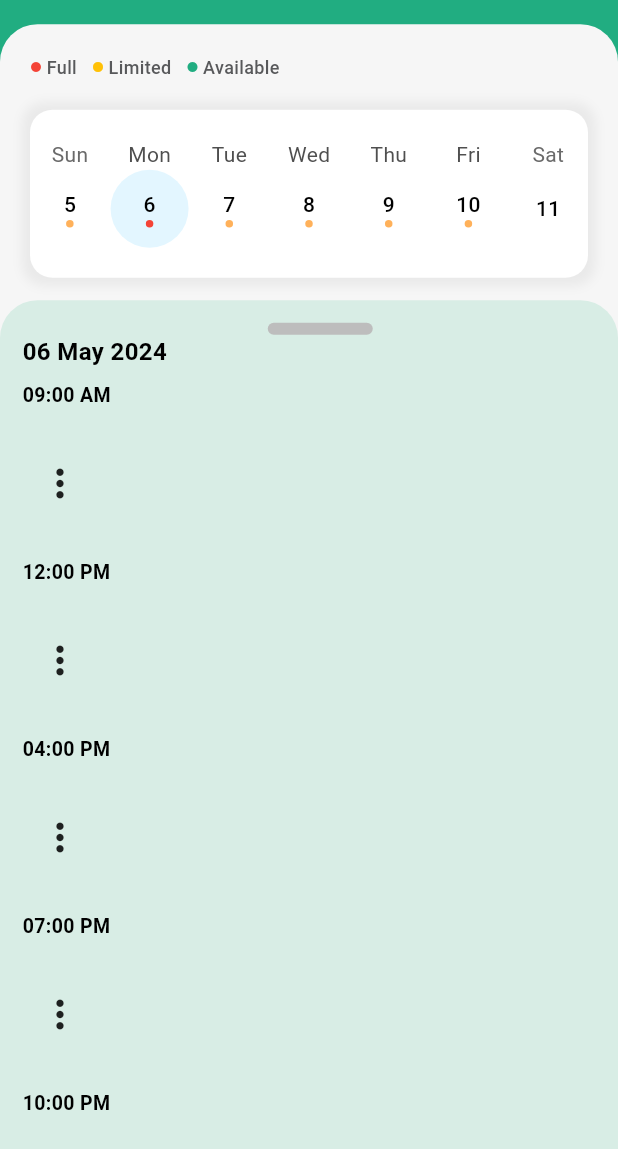
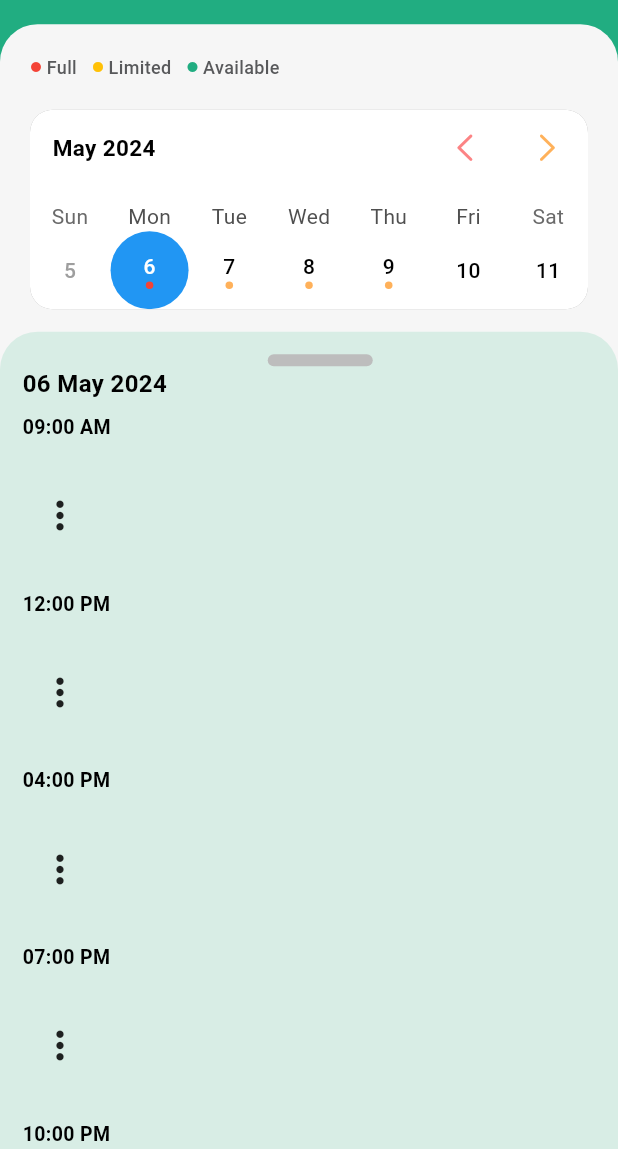
Before and after one commit to UnidboxIT/UnidboxApp, a Flutter app: the CalendarScreen screen opened directly, after a tap on an icon or button, on a phone screen of 412 x 824 dp, the part 87-1236 px from its top. Run offline on Flutter 3.47's test engine with Material 3 defaults, Android fonts, the light colour scheme and no system bars; drawn by our look-alikes of table_calendar; our stand-ins replace cached_network_image, dropdown_button2, focus_detector_v2, get, get_storage, image_picker and 3 more; missing offline and left inert: syncfusion_flutter_barcodes; accounts and stored records are empty; network calls fail.

Commit message:
calendar

```diff
--- a/lib/views/screens/calendar_screens/calendar_view_screen.dart
+++ b/lib/views/screens/calendar_screens/calendar_view_screen.dart
@@ -23,9 +23,10 @@ class CalendarViewScreen extends StatelessWidget {
                       const EdgeInsets.symmetric(horizontal: 20, vertical: 20),
                   child: statusWidget(),
                 ),
-                controller.isMonthlyVisible
-                    ? const MonthlyCalendarViewWidget()
-                    : const WeekCalendarViewWidget(),
+                const MonthlyCalendarViewWidget(),
+                // controller.isMonthlyVisible
+                //     ? const MonthlyCalendarViewWidget()
+                //     : const WeekCalendarViewWidget(),
                 const SizedBox(height: 15),
                 const CalendarHandymanAssignWidget()
               ],
--- a/lib/views/screens/calendar_screens/widgets/monthly_calendar_view_widget.dart
+++ b/lib/views/screens/calendar_screens/widgets/monthly_calendar_view_widget.dart
@@ -39,7 +39,9 @@ class _MonthlyCalendarViewWidgetState extends State<MonthlyCalendarViewWidget> {
               firstDay: DateTime.utc(2023),
               lastDay: DateTime.now().add(const Duration(days: 365)),
               focusedDay: controller.focusedDay,
-              calendarFormat: CalendarFormat.month,
+              calendarFormat: controller.isMonthlyVisible
+                  ? CalendarFormat.month
+                  : CalendarFormat.week,
               headerVisible: true,
               daysOfWeekHeight: 20,
               headerStyle: const HeaderStyle(
@@ -49,11 +51,13 @@ class _MonthlyCalendarViewWidgetState extends State<MonthlyCalendarViewWidget> {
                 formatButtonVisible: false,
               ),
               onDaySelected: (selectedDay, focusedDay) {
+                if (selectedDay.isAfter(DateTime.now())) {
                   controller.updateSelectedDateTime(selectedDay);
                   Get.find<CalendarController>().jobOrderByDateRate(
                     DateFormat('yyyy-MM-dd').format(selectedDay),
                     DateFormat('yyyy-MM-dd').format(focusedDay),
                   );
+                }
               },
               calendarBuilders: CalendarBuilders(
                 headerTitleBuilder: (context, day) {
@@ -145,13 +149,14 @@ class _MonthlyCalendarViewWidgetState extends State<MonthlyCalendarViewWidget> {
                 },
                 defaultBuilder: (context, day, focusedDay) {
                   int differenceInDays = day.difference(focusedDay).inDays;
+                  final isBeforeToday = day.isBefore(DateTime.now());
                   return Container(
                     height: 40,
                     width: 40,
                     alignment: Alignment.center,
                     decoration: BoxDecoration(
                         shape: BoxShape.circle,
-                        color: day.day == controller.selectedDay?.day
+                        color: day.day == controller.selectedDay.day
                             ? Colors.blue
                             : Colors.white),
                     child: Column(
@@ -159,11 +164,14 @@ class _MonthlyCalendarViewWidgetState extends State<MonthlyCalendarViewWidget> {
                       crossAxisAlignment: CrossAxisAlignment.center,
                       children: [
                         textWidget(day.day.toString(),
-                            color: day.day == controller.selectedDay?.day
+                            color: day.day == controller.selectedDay.day
                                 ? Colors.white
+                                : isBeforeToday
+                                    ? Colors.grey
                                     : Colors.black),
                         differenceInDays < 4 &&
-                                day.month == DateTime.now().month
+                                day.month == DateTime.now().month &&
+                                !isBeforeToday
                             ? Container(
                                 width: 5,
                                 height: 5,
@@ -183,7 +191,7 @@ class _MonthlyCalendarViewWidgetState extends State<MonthlyCalendarViewWidget> {
                     alignment: Alignment.center,
                     decoration: BoxDecoration(
                       shape: BoxShape.circle,
-                      color: day.day == controller.selectedDay?.day
+                      color: day.day == controller.selectedDay.day
                           ? Colors.blue
                           : Colors.lightBlueAccent.withOpacity(0.15),
                     ),
@@ -192,7 +200,7 @@ class _MonthlyCalendarViewWidgetState extends State<MonthlyCalendarViewWidget> {
                       crossAxisAlignment: CrossAxisAlignment.center,
                       children: [
                         textWidget(day.day.toString(),
-                            color: day.day == controller.selectedDay?.day
+                            color: day.day == controller.selectedDay.day
                                 ? Colors.white
                                 : Colors.black),
                         Container(
--- a/lib/views/screens/calendar_screens/widgets/week_calendar_view_widget.dart
+++ b/lib/views/screens/calendar_screens/widgets/week_calendar_view_widget.dart
@@ -1,120 +1,119 @@
-import 'package:flutter/material.dart';
-import 'package:table_calendar/table_calendar.dart';
-import 'package:unidbox_app/utils/constant/app_color.dart';
-import 'package:unidbox_app/views/widgets/text_widget.dart';
+// import 'package:flutter/material.dart';
+// import 'package:table_calendar/table_calendar.dart';
+// import 'package:unidbox_app/utils/constant/app_color.dart';
+// import 'package:unidbox_app/views/widgets/text_widget.dart';
 
-class WeekCalendarViewWidget extends StatefulWidget {
-  const WeekCalendarViewWidget({super.key});
+// class WeekCalendarViewWidget extends StatefulWidget {
+//   const WeekCalendarViewWidget({super.key});
 
-  @override
-  State<WeekCalendarViewWidget> createState() => _WeekCalendarViewWidgetState();
-}
+//   @override
+//   State<WeekCalendarViewWidget> createState() => _WeekCalendarViewWidgetState();
+// }
 
-class _WeekCalendarViewWidgetState extends State<WeekCalendarViewWidget> {
-// Get today's date
-  DateTime now = DateTime.now();
+// class _WeekCalendarViewWidgetState extends State<WeekCalendarViewWidget> {
+// // Get today's date
+//   DateTime now = DateTime.now();
 
-  @override
-  Widget build(BuildContext context) {
-    return Padding(
-      padding: const EdgeInsets.only(left: 20, right: 20),
-      child: Container(
-        padding: const EdgeInsets.symmetric(horizontal: 0, vertical: 20),
-        alignment: Alignment.center,
-        decoration: BoxDecoration(
-          borderRadius: BorderRadius.circular(15),
-          color: Colors.white,
-          boxShadow: [
-            BoxShadow(
-                color: Colors.black.withOpacity(0.05),
-                spreadRadius: 5,
-                blurRadius: 5)
-          ],
-        ),
-        child: TableCalendar(
-          firstDay: DateTime.utc(2010, 10, 16),
-          lastDay: DateTime.utc(2030, 3, 14),
-          focusedDay: DateTime.now(),
-          calendarFormat: CalendarFormat.week,
-          headerVisible: false,
-          daysOfWeekHeight: 20,
-          calendarBuilders: CalendarBuilders(
-            outsideBuilder: (context, day, focusedDay) {
-              return Container(
-                height: 40,
-                width: 40,
-                alignment: Alignment.center,
-                decoration: const BoxDecoration(
-                    shape: BoxShape.circle, color: Colors.white),
-                child: Column(
-                  mainAxisSize: MainAxisSize.min,
-                  crossAxisAlignment: CrossAxisAlignment.center,
-                  children: [
-                    textWidget(day.day.toString(), color: Colors.grey.shade400),
-                    const SizedBox(
-                      width: 5,
-                      height: 5,
-                    )
-                  ],
-                ),
-              );
-            },
-            defaultBuilder: (context, day, focusedDay) {
-              int differenceInDays = day.difference(now).inDays;
-
-              return Container(
-                height: 40,
-                width: 40,
-                alignment: Alignment.center,
-                decoration: const BoxDecoration(
-                    shape: BoxShape.circle, color: Colors.white),
-                child: Column(
-                  mainAxisSize: MainAxisSize.min,
-                  crossAxisAlignment: CrossAxisAlignment.center,
-                  children: [
-                    textWidget(day.day.toString()),
-                    differenceInDays < 4 && day.month == now.month
-                        ? Container(
-                            width: 5,
-                            height: 5,
-                            decoration: BoxDecoration(
-                                shape: BoxShape.circle,
-                                color: AppColor.orangeColor),
-                          )
-                        : Container()
-                  ],
-                ),
-              );
-            },
-            todayBuilder: (context, day, focusedDay) {
-              return Container(
-                height: 40,
-                width: 40,
-                alignment: Alignment.center,
-                decoration: BoxDecoration(
-                  shape: BoxShape.circle,
-                  color: Colors.lightBlueAccent.withOpacity(0.15),
-                ),
-                child: Column(
-                  mainAxisSize: MainAxisSize.min,
-                  crossAxisAlignment: CrossAxisAlignment.center,
-                  children: [
-                    textWidget(day.day.toString()),
-                    Container(
-                      width: 5,
-                      height: 5,
-                      decoration: const BoxDecoration(
-                        shape: BoxShape.circle,
-                        color: Colors.red,
-                      ),
-                    )
-                  ],
-                ),
-              );
-            },
-          ),
-        ),
-      ),
-    );
-  }
-}
+//   @override
+//   Widget build(BuildContext context) {
+//     return Padding(
+//       padding: const EdgeInsets.only(left: 20, right: 20),
+//       child: Container(
+//         padding: const EdgeInsets.symmetric(horizontal: 0, vertical: 20),
+//         alignment: Alignment.center,
+//         decoration: BoxDecoration(
+//           borderRadius: BorderRadius.circular(15),
+//           color: Colors.white,
+//           boxShadow: [
+//             BoxShadow(
+//                 color: Colors.black.withOpacity(0.05),
+//                 spreadRadius: 5,
+//                 blurRadius: 5)
+//           ],
+//         ),
+//         child: TableCalendar(
+//           firstDay: DateTime.utc(2010, 10, 16),
+//           lastDay: DateTime.utc(2030, 3, 14),
+//           focusedDay: DateTime.now(),
+//           calendarFormat: CalendarFormat.week,
+//           headerVisible: false,
+//           daysOfWeekHeight: 20,
+//           calendarBuilders: CalendarBuilders(
+//             outsideBuilder: (context, day, focusedDay) {
+//               return Container(
+//                 height: 40,
+//                 width: 40,
+//                 alignment: Alignment.center,
+//                 decoration: const BoxDecoration(
+//                     shape: BoxShape.circle, color: Colors.white),
+//                 child: Column(
+//                   mainAxisSize: MainAxisSize.min,
+//                   crossAxisAlignment: CrossAxisAlignment.center,
+//                   children: [
+//                     textWidget(day.day.toString(), color: Colors.grey.shade400),
+//                     const SizedBox(
+//                       width: 5,
+//                       height: 5,
+//                     )
+//                   ],
+//                 ),
+//               );
+//             },
+//             defaultBuilder: (context, day, focusedDay) {
+//               int differenceInDays = day.difference(now).inDays;
+//               return Container(
+//                 height: 40,
+//                 width: 40,
+//                 alignment: Alignment.center,
+//                 decoration: const BoxDecoration(
+//                     shape: BoxShape.circle, color: Colors.white),
+//                 child: Column(
+//                   mainAxisSize: MainAxisSize.min,
+//                   crossAxisAlignment: CrossAxisAlignment.center,
+//                   children: [
+//                     textWidget(day.day.toString()),
+//                     differenceInDays < 4 && day.month == now.month
+//                         ? Container(
+//                             width: 5,
+//                             height: 5,
+//                             decoration: BoxDecoration(
+//                                 shape: BoxShape.circle,
+//                                 color: AppColor.orangeColor),
+//                           )
+//                         : Container()
+//                   ],
+//                 ),
+//               );
+//             },
+//             todayBuilder: (context, day, focusedDay) {
+//               return Container(
+//                 height: 40,
+//                 width: 40,
+//                 alignment: Alignment.center,
+//                 decoration: BoxDecoration(
+//                   shape: BoxShape.circle,
+//                   color: Colors.lightBlueAccent.withOpacity(0.15),
+//                 ),
+//                 child: Column(
+//                   mainAxisSize: MainAxisSize.min,
+//                   crossAxisAlignment: CrossAxisAlignment.center,
+//                   children: [
+//                     textWidget(day.day.toString()),
+//                     Container(
+//                       width: 5,
+//                       height: 5,
+//                       decoration: const BoxDecoration(
+//                         shape: BoxShape.circle,
+//                         color: Colors.red,
+//                       ),
+//                     )
+//                   ],
+//                 ),
+//               );
+//             },
+//           ),
+//         ),
+//       ),
+//     );
+//   }
+// }
```
Lines whose indentation alone changed are shown as unchanged.
